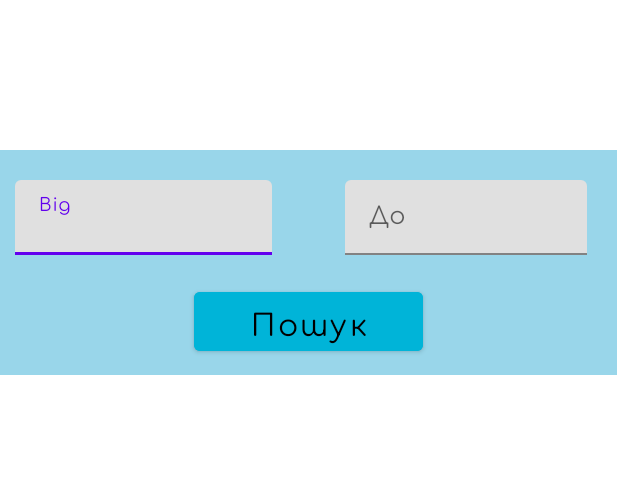
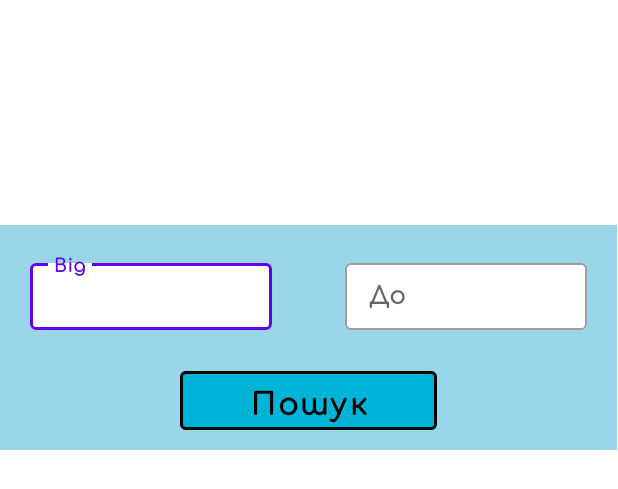
Before and after one commit to AndriyBarskyi/Free_Will, an Android app: the layout search_popup.xml on its own in the app's theme, with its tools: preview values and no code run, on a phone screen of 412 x 824 dp. Shown: the top 489 px of the screen. Run offline under Robolectric (Android 15) with nearby library versions, the phone set to English and light mode, and no system bars.

Commit message:
add search button stroke

```diff
--- a/app/src/main/AndroidManifest.xml
+++ b/app/src/main/AndroidManifest.xml
@@ -29,6 +29,8 @@
                 <category android:name="android.intent.category.LAUNCHER" />
             </intent-filter>
         </activity>
+
+        <meta-data />
     </application>
 
 </manifest>
--- a/app/src/main/java/com/example/freewill/MapActivity.kt
+++ b/app/src/main/java/com/example/freewill/MapActivity.kt
@@ -2,10 +2,12 @@ package com.example.freewill
 
 import androidx.appcompat.app.AppCompatActivity
 import android.os.Bundle
+import android.widget.Button
 
 class MapActivity : AppCompatActivity() {
     override fun onCreate(savedInstanceState: Bundle?) {
         super.onCreate(savedInstanceState)
         setContentView(R.layout.activity_map)
+
     }
 }
--- a/app/src/main/res/layout/search_popup.xml
+++ b/app/src/main/res/layout/search_popup.xml
@@ -2,56 +2,68 @@
 <RelativeLayout xmlns:android="http://schemas.android.com/apk/res/android"
     android:layout_width="411dp"
     android:layout_height="150dp"
-    android:layout_marginTop="100dp"
+    xmlns:app="http://schemas.android.com/apk/res-auto"
+    android:layout_marginTop="150dp"
     android:background="@color/main_pale_blue">
 
     <Button
         android:id="@+id/searchFromToButton"
+        style="@style/Widget.MaterialComponents.Button.OutlinedButton"
         android:layout_width="wrap_content"
         android:layout_height="wrap_content"
         android:layout_alignParentStart="true"
         android:layout_alignParentEnd="true"
         android:layout_alignParentBottom="true"
-        android:layout_marginStart="129dp"
-        android:layout_marginEnd="129dp"
-        android:layout_marginBottom="10dp"
+        android:layout_marginStart="120dp"
+        android:layout_marginEnd="120dp"
+        android:layout_marginBottom="7dp"
         android:backgroundTint="@color/main_blue"
         android:fontFamily="@font/comfortaa"
         android:text="@string/search"
         android:textAllCaps="false"
         android:textColor="@color/black"
-        android:textSize="20sp">
-
+        android:textSize="20sp"
+        android:textStyle="bold"
+        app:strokeColor="@color/black"
+        app:strokeWidth="2dp">
     </Button>
 
     <com.google.android.material.textfield.TextInputLayout
+        style="@style/Widget.MaterialComponents.TextInputLayout.OutlinedBox"
         android:layout_width="240dp"
         android:layout_height="50dp"
-        android:layout_marginStart="10dp"
+        android:layout_marginStart="20dp"
         android:layout_marginTop="20dp"
-        android:layout_marginEnd="230dp">
+        android:layout_marginEnd="230dp"
+        app:boxBackgroundColor="@color/white"
+        app:boxStrokeErrorColor="@color/red"
+        app:strokeColor="@color/black">
 
         <com.google.android.material.textfield.TextInputEditText
             android:layout_width="match_parent"
             android:layout_height="match_parent"
             android:fontFamily="@font/comfortaa"
             android:hint="@string/from"
-            android:textColorHint="#616161" />
+            android:textStyle="bold" />
     </com.google.android.material.textfield.TextInputLayout>
 
     <com.google.android.material.textfield.TextInputLayout
+        style="@style/Widget.MaterialComponents.TextInputLayout.OutlinedBox"
         android:layout_width="240dp"
         android:layout_height="50dp"
         android:layout_marginStart="230dp"
         android:layout_marginEnd="20dp"
-        android:layout_marginTop="20dp">
+        android:layout_marginTop="20dp"
+        app:boxBackgroundColor="@color/white"
+        app:boxStrokeErrorColor="@color/red">
 
         <com.google.android.material.textfield.TextInputEditText
+
             android:layout_width="match_parent"
             android:layout_height="match_parent"
             android:fontFamily="@font/comfortaa"
             android:hint="@string/to"
-            android:textColorHint="#616161" />
+            android:textStyle="bold" />
     </com.google.android.material.textfield.TextInputLayout>
 
 </RelativeLayout>
--- a/app/src/main/res/values/colors.xml
+++ b/app/src/main/res/values/colors.xml
@@ -9,4 +9,5 @@
     <color name="white">#FFFFFFFF</color>
     <color name="main_blue">#00b4d8</color>
     <color name="main_pale_blue">#99d6ea</color>
+    <color name="red">#FF1100</color>
 </resources>
```
